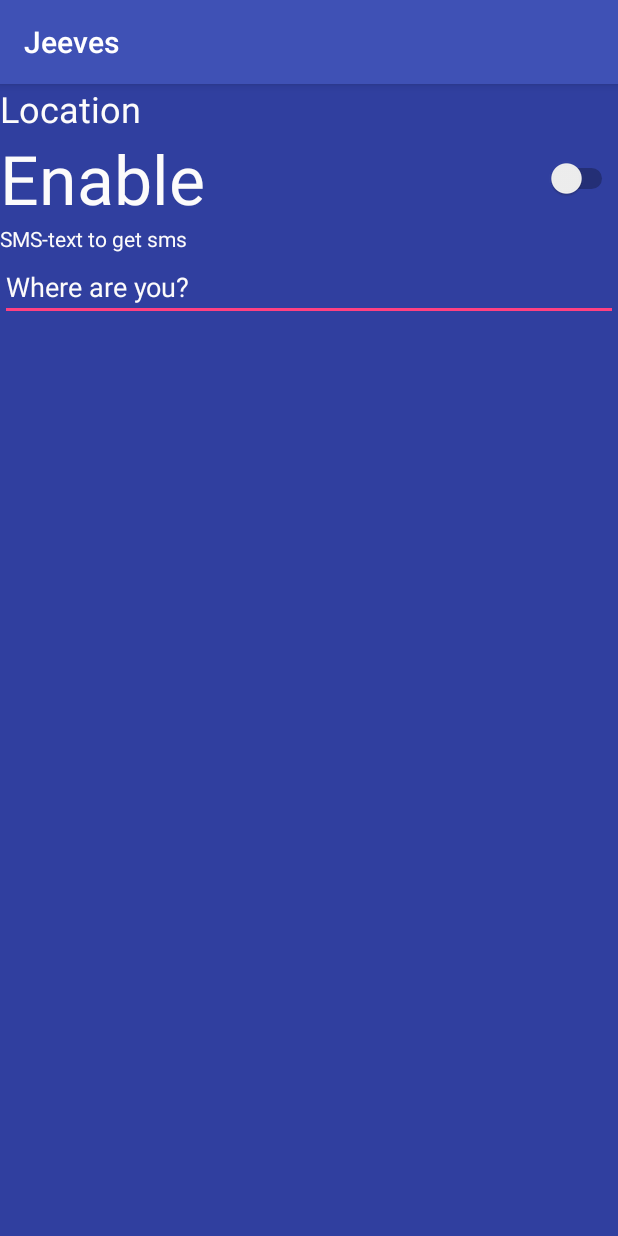
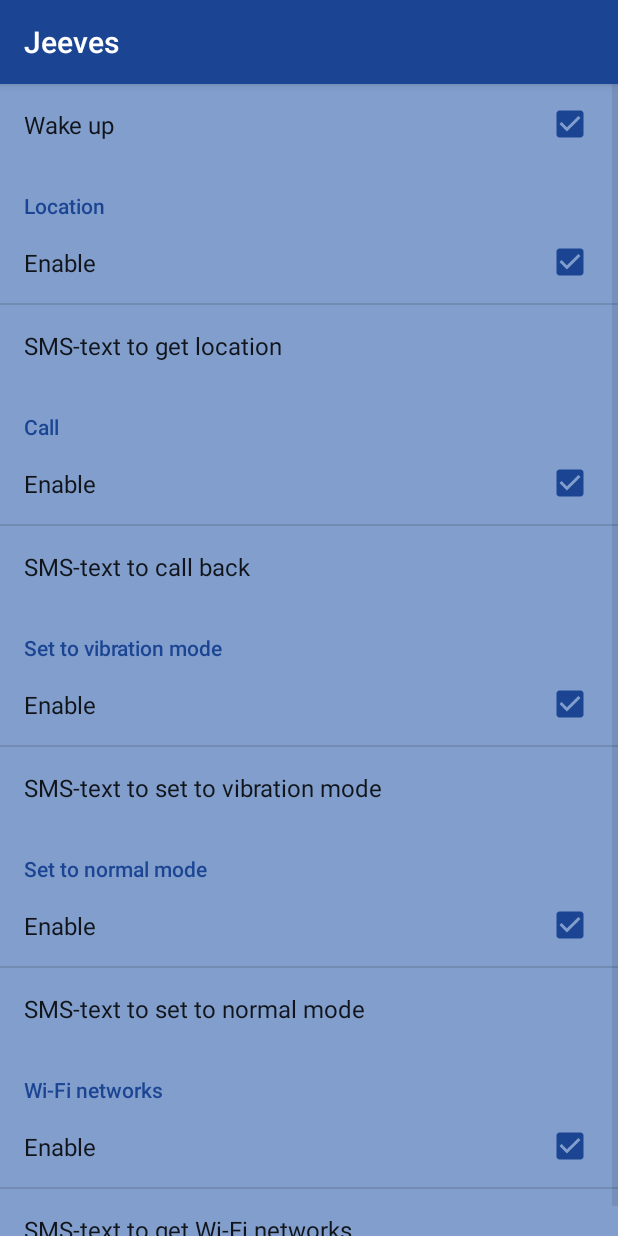
Before and after one commit to wolandec/Jeeves, an Android app: the screen it shows after launch (LocationActivity before the commit, SettingsActivity after it), after a tap on "Location", on a phone screen of 412 x 824 dp. Run offline under Robolectric (Android 15) with nearby library versions, the phone set to English and light mode, and no system bars.

Commit message:
Settings are added, some design changes

```diff
--- a/app/src/main/java/wolandec/jeeves/LocationActivity.kt
+++ /dev/null
@@ -1,48 +0,0 @@
-package wolandec.jeeves
-
-import android.location.Location
-import android.location.LocationListener
-import android.location.LocationManager
-import android.os.Bundle
-import android.support.v7.app.AppCompatActivity
-import android.util.Log
-import android.widget.TextView
-
-class LocationActivity : AppCompatActivity() {
-
-    val LOG_TAG = this::class.java.simpleName
-
-    override fun onCreate(savedInstanceState: Bundle?) {
-        super.onCreate(savedInstanceState)
-        setContentView(R.layout.activity_location)
-
-        createLocationLitener()
-
-    }
-
-fun createLocationLitener(){
-    val locationManager = getSystemService(LOCATION_SERVICE) as LocationManager?;
-
-    findViewById<TextView>(R.id.textView3).setOnClickListener { view ->
-        try {
-            // Request location updates
-            locationManager?.requestLocationUpdates(LocationManager.NETWORK_PROVIDER, 0L, 0f, this.locationListener);
-        } catch(ex: SecurityException) {
-            Log.d("DEBUG", "Security Exception, no location available");
-        }
-        catch(ex: Exception) {
-            Log.d("DEBUG", ex.message);
-        }
-    }
-}
-
-    //define the listener
-private val locationListener: LocationListener = object : LocationListener {
-    override fun onLocationChanged(location: Location) {
-        Log.d("DEBUG","" + location.longitude + ":" + location.latitude);
-    }
-    override fun onStatusChanged(provider: String, status: Int, extras: Bundle) {}
-    override fun onProviderEnabled(provider: String) {}
-    override fun onProviderDisabled(provider: String) {}
-}
-}
--- /dev/null
+++ b/app/src/main/java/wolandec/jeeves/PrefFragment.kt
@@ -0,0 +1,12 @@
+package wolandec.jeeves
+
+import android.os.Bundle
+import android.preference.PreferenceFragment
+
+class PrefFragment : PreferenceFragment() {
+
+    override fun onCreate(savedInstanceState: Bundle?) {
+        super.onCreate(savedInstanceState);
+        addPreferencesFromResource(R.xml.pref);
+    }
+}
--- a/app/src/main/java/wolandec/jeeves/SettingsActivity.kt
+++ b/app/src/main/java/wolandec/jeeves/SettingsActivity.kt
@@ -4,22 +4,18 @@ import android.annotation.SuppressLint
 import android.app.NotificationManager
 import android.content.Context
 import android.content.Intent
+import android.content.SharedPreferences
 import android.os.Build
 import android.os.Bundle
+import android.preference.PreferenceManager
 import android.support.v7.app.AppCompatActivity
-import android.view.View
-import android.widget.AdapterView
-import android.widget.ArrayAdapter
-import android.widget.ListView
 import android.widget.Toast
 
 
-
-
-class SettingsActivity : AppCompatActivity(), AdapterView.OnItemClickListener {
+class SettingsActivity : AppCompatActivity() {
 
     val LOG_TAG = this::class.java.simpleName
-    var listView: ListView? = null
+    var sharedPrefChangeListener: SharedPreferences.OnSharedPreferenceChangeListener? = null
 
     public override fun onStop() {
         super.onStop()
@@ -28,28 +24,20 @@ class SettingsActivity : AppCompatActivity(), AdapterView.OnItemClickListener {
     override fun onCreate(savedInstanceState: Bundle?) {
         super.onCreate(savedInstanceState)
         setContentView(R.layout.activity_main)
-        listView = findViewById(R.id.listView)
-        registerBroadcastService()
-        checkDoNotDisturb()
-        fillList()
-        listView?.setOnItemClickListener(this)
-    }
+        val sharedPref = PreferenceManager.getDefaultSharedPreferences(this)
+        if (sharedPref?.getBoolean("enable_jeeves", false) == true) {
+            registerBroadcastService()
+        }
 
-    override fun onItemClick(adapterView: AdapterView<*>?, view: View?, position: Int, id: Long) {
-        when (position){
-            0 ->{
-                startActivity(Intent(this, LocationActivity::class.java))
-            }
-            1 ->{
-                startActivity(Intent(this, CallActivity::class.java))
+        sharedPrefChangeListener = SharedPreferences.OnSharedPreferenceChangeListener { sP, key ->
+            if (key == "enable_jeeves") {
+                if (sharedPref?.getBoolean("enable_jeeves", false) == true)
+                    registerBroadcastService()
             }
         }
-    }
+        sharedPref?.registerOnSharedPreferenceChangeListener(sharedPrefChangeListener);
 
-    private fun fillList() {
-        val adapter = ArrayAdapter<String>(this,
-                R.layout.row_layout, R.id.label, resources.getStringArray(R.array.list_preferences))
-        listView?.setAdapter(adapter)
+        checkDoNotDisturb()
     }
 
     @SuppressLint("NewApi")
--- a/app/src/main/res/layout/activity_location.xml
+++ /dev/null
@@ -1,49 +0,0 @@
-<?xml version="1.0" encoding="utf-8"?>
-<LinearLayout xmlns:android="http://schemas.android.com/apk/res/android"
-    xmlns:app="http://schemas.android.com/apk/res-auto"
-    xmlns:tools="http://schemas.android.com/tools"
-    android:layout_width="match_parent"
-    android:layout_height="match_parent"
-    android:orientation="vertical"
-    android:background="@color/colorPrimaryDark"
-    tools:context="wolandec.jeeves.LocationActivity"
-    tools:layout_editor_absoluteY="81dp">
-
-    <TextView
-        android:id="@+id/textView2"
-        android:layout_width="match_parent"
-        android:layout_height="wrap_content"
-        android:text="@string/location_label"
-        android:textColor="@color/mainFontColor"
-        android:textAppearance="@style/TextAppearance.AppCompat.Headline" />
-
-    <Switch
-        android:id="@+id/locationEnable"
-        android:layout_width="match_parent"
-        android:layout_height="wrap_content"
-        android:text="@string/location_enable"
-        android:textColor="@color/mainFontColor"
-        android:textAppearance="@style/TextAppearance.AppCompat.Display2"
-        tools:layout_editor_absoluteY="36dp" />
-
-    <TextView
-        android:id="@+id/textView3"
-        android:layout_width="wrap_content"
-        android:layout_height="wrap_content"
-        android:text="@string/location_sms_text_lable"
-        android:textColor="@color/mainFontColor"
-        tools:layout_editor_absoluteX="1dp"
-        tools:layout_editor_absoluteY="99dp" />
-
-    <EditText
-        android:id="@+id/editText"
-        android:layout_width="match_parent"
-        android:layout_height="wrap_content"
-        android:ems="10"
-        android:inputType="textPersonName"
-        android:text="@string/location_default_sms"
-        android:textColor="@color/mainFontColor"
-        tools:layout_editor_absoluteX="1dp"
-        tools:layout_editor_absoluteY="120dp" />
-
-</LinearLayout>
--- a/app/src/main/res/layout/activity_main.xml
+++ b/app/src/main/res/layout/activity_main.xml
@@ -8,8 +8,15 @@
     android:background="@color/colorPrimaryDark"
     tools:context="wolandec.jeeves.SettingsActivity">
 
-    <ListView
-        android:id="@+id/listView"
+    <!--<ListView-->
+        <!--android:id="@+id/listView"-->
+        <!--android:layout_width="match_parent"-->
+        <!--android:layout_height="match_parent" />-->
+
+
+    <fragment
+        android:id="@+id/fragment"
+        android:name="wolandec.jeeves.PrefFragment"
         android:layout_width="match_parent"
         android:layout_height="match_parent" />
 </android.widget.LinearLayout>
--- a/app/src/main/res/values/colors.xml
+++ b/app/src/main/res/values/colors.xml
@@ -1,7 +1,7 @@
 <?xml version="1.0" encoding="utf-8"?>
 <resources>
-    <color name="colorPrimary">#3F51B5</color>
-    <color name="colorPrimaryDark">#303F9F</color>
-    <color name="colorAccent">#FF4081</color>
+    <color name="colorPrimary">#1b4593</color>
+    <color name="colorPrimaryDark">#819ecc</color>
+    <color name="colorAccent">#1b4593</color>
     <color name="mainFontColor">#fcfbfb</color>
 </resources>
--- a/app/src/main/res/values/strings.xml
+++ b/app/src/main/res/values/strings.xml
@@ -1,24 +1,37 @@
 <resources>
     <string name="app_name">Jeeves</string>
 
-    <string-array name="list_preferences">
-        <item>Location</item>
-        <item>Call</item>
-        <item>Normal mode</item>
-        <item>Silent mode</item>
-        <item>Wi-Fi networks</item>
-    </string-array>
-
     <string name="location_label">Location</string>
     <string name="location_enable">Enable</string>
-    <string name="location_default_sms">Where are you?</string>
-    <string name="location_sms_text_lable">SMS-text to get sms</string>
+    <string name="location_default_sms">Location</string>
+    <string name="location_sms_text_lable">SMS-text to get location</string>
+
     <string name="call_label">Call</string>
     <string name="call_sms_text_lable">SMS-text to call back</string>
     <string name="call_default_sms">Call</string>
-    <string name="on_boot_string">Jeeves is alive.</string>
+    <string name="call_enable">Enable</string>
+
+    <string name="silent_label">Set to vibration mode</string>
+    <string name="silent_sms_text_lable">SMS-text to set to vibration mode</string>
+    <string name="silent_default_sms">Vibration</string>
+    <string name="silent_enable">Enable</string>
+
+    <string name="normal_label">Set to normal mode</string>
+    <string name="normal_sms_text_lable">SMS-text to set to normal mode</string>
+    <string name="normal_default_sms">Normal</string>
+    <string name="normal_enable">Enable</string>
+
+    <string name="wifi_networks_label">Wi-Fi networks</string>
+    <string name="wifi_networks_sms_text_lable">SMS-text to get Wi-Fi networks</string>
+    <string name="wifi_networks_default_sms">Wifi networks</string>
+    <string name="wifi_networks_enable">Enable</string>
+
+    <string name="on_boot_string">Jeeves woke up.</string>
+    <string name="on_stop_string">Jeeves is sleeping.</string>
     <string name="silent_mode_label">Silent mode</string>
     <string name="normal_mode_label">Normal mode</string>
     <string name="wifi_net_label">Wi-Fi networks</string>
+    <string name="enable_jeeves">Wake up</string>
+
 
 </resources>
--- a/app/src/main/res/values/styles.xml
+++ b/app/src/main/res/values/styles.xml
@@ -3,7 +3,7 @@
     <!-- Base application theme. -->
     <style name="AppTheme" parent="Theme.AppCompat.Light.DarkActionBar">
         <!-- Customize your theme here. -->
-        <item name="colorPrimary">@color/colorPrimary</item>
+        <item name="colorPrimary">@color/colorAccent</item>
         <item name="colorPrimaryDark">@color/colorPrimaryDark</item>
         <item name="colorAccent">@color/colorAccent</item>
     </style>
@@ -12,4 +12,5 @@
         <item name="android:textColor">#FF0000</item>
         <item name="android:typeface">sans</item>
     </style>
+
 </resources>
--- /dev/null
+++ b/app/src/main/res/xml/pref.xml
@@ -0,0 +1,64 @@
+<?xml version="1.0" encoding="utf-8"?>
+<PreferenceScreen xmlns:android="http://schemas.android.com/apk/res/android">
+    <CheckBoxPreference
+        android:defaultValue="true"
+        android:key="enable_jeeves"
+        android:title="@string/enable_jeeves" />
+
+    <PreferenceCategory android:title="@string/location_label">
+
+        <CheckBoxPreference
+            android:defaultValue="true"
+            android:key="location_enable"
+            android:title="@string/location_enable" />
+        <EditTextPreference
+            android:defaultValue="@string/location_default_sms"
+            android:key="location_sms"
+            android:title="@string/location_sms_text_lable" />
+
+    </PreferenceCategory>
+    <PreferenceCategory android:title="@string/call_label">
+        <CheckBoxPreference
+            android:defaultValue="true"
+            android:key="call_enable"
+            android:title="@string/call_enable" />
+        <EditTextPreference
+            android:defaultValue="@string/call_default_sms"
+            android:key="call_sms"
+            android:title="@string/call_sms_text_lable" />
+    </PreferenceCategory>
+
+    <PreferenceCategory android:title="@string/silent_label">
+        <CheckBoxPreference
+            android:defaultValue="true"
+            android:key="silent_enable"
+            android:title="@string/silent_enable" />
+        <EditTextPreference
+            android:defaultValue="@string/silent_default_sms"
+            android:key="silent_sms"
+            android:title="@string/silent_sms_text_lable" />
+    </PreferenceCategory>
+
+    <PreferenceCategory android:title="@string/normal_label">
+        <CheckBoxPreference
+            android:defaultValue="true"
+            android:key="normal_enable"
+            android:title="@string/normal_enable" />
+        <EditTextPreference
+            android:defaultValue="@string/normal_default_sms"
+            android:key="normal_sms"
+            android:title="@string/normal_sms_text_lable" />
+    </PreferenceCategory>
+
+    <PreferenceCategory android:title="@string/wifi_networks_label">
+        <CheckBoxPreference
+            android:defaultValue="true"
+            android:key="wifi_networks_enable"
+            android:title="@string/wifi_networks_enable" />
+        <EditTextPreference
+            android:defaultValue="@string/wifi_networks_default_sms"
+            android:key="wifi_networks_sms"
+            android:title="@string/wifi_networks_sms_text_lable" />
+    </PreferenceCategory>
+
+</PreferenceScreen>
```
Also changed, not shown: app/src/main/AndroidManifest.xml (+5 -5 lines), app/src/main/java/wolandec/jeeves/CallActivity.kt (deleted, +0 -14 lines), app/src/main/java/wolandec/jeeves/JeevesService.kt (+30 -6 lines), app/src/main/res/layout/activity_call.xml (deleted, +0 -50 lines), app/src/main/res/layout/row_layout.xml (deleted, +0 -24 lines).
